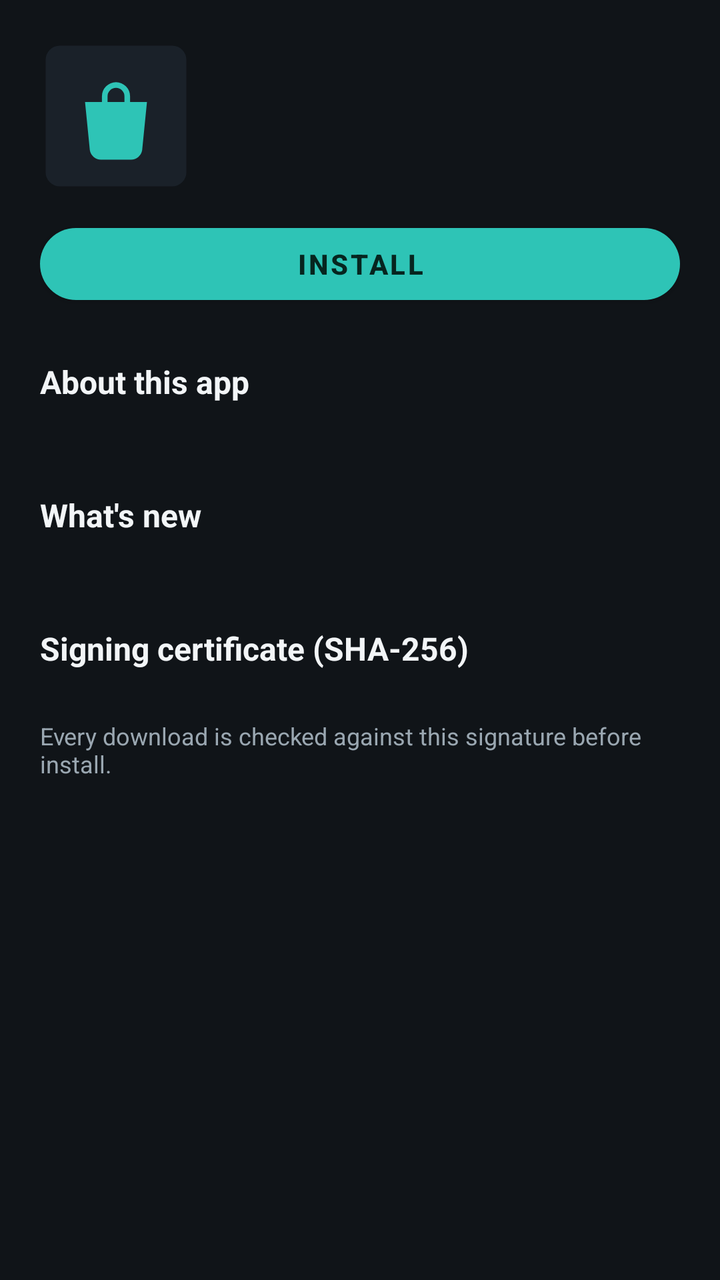
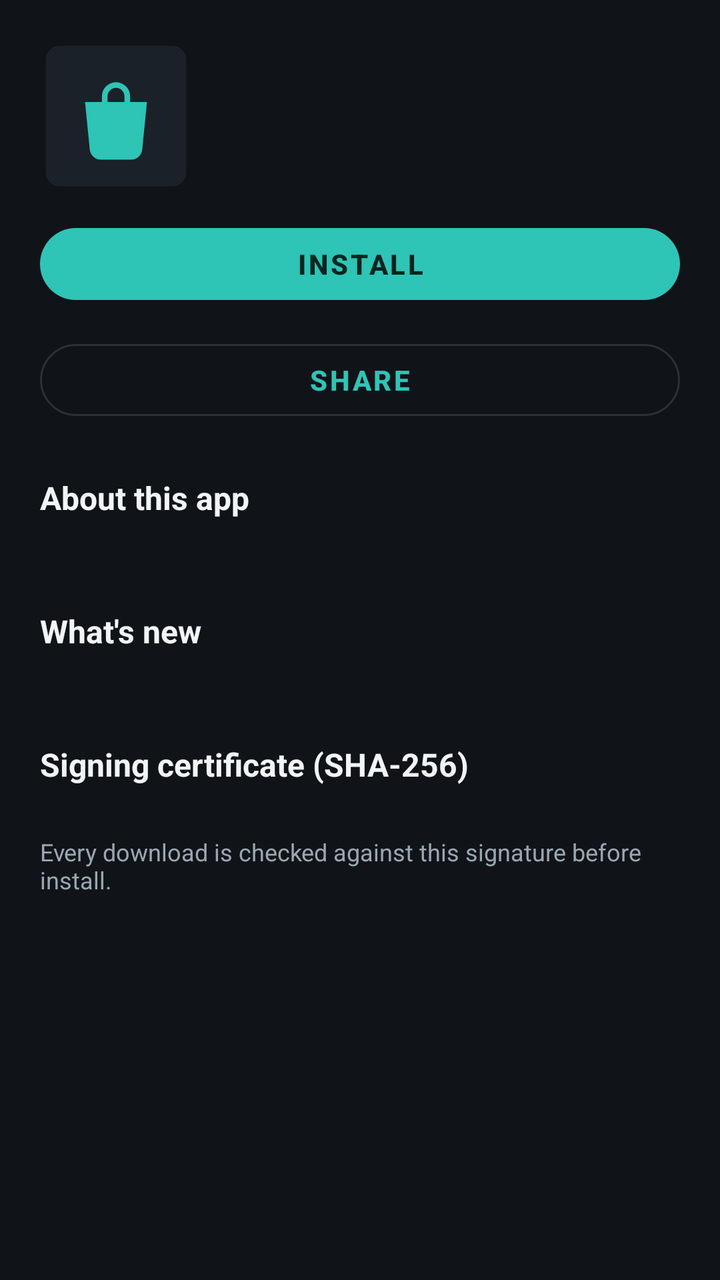

An Android layout rendered at two revisions. The XML below is the earlier revision; the diff shows what the commit changed to produce the second picture.
<!-- AndroidManifest.xml: application theme Theme.MBOXStore -->
<!-- res/layout/activity_detail.xml -->
<?xml version="1.0" encoding="utf-8"?>
<ScrollView xmlns:android="http://schemas.android.com/apk/res/android"
    android:layout_width="match_parent"
    android:layout_height="match_parent"
    android:background="@color/bg">

    <LinearLayout
        android:layout_width="match_parent"
        android:layout_height="wrap_content"
        android:orientation="vertical"
        android:padding="20dp">

        <LinearLayout
            android:layout_width="match_parent"
            android:layout_height="wrap_content"
            android:gravity="center_vertical"
            android:orientation="horizontal">

            <ImageView
                android:id="@+id/icon"
                android:layout_width="76dp"
                android:layout_height="76dp"
                android:contentDescription="@null"
                android:src="@drawable/ic_app_placeholder" />

            <LinearLayout
                android:layout_width="0dp"
                android:layout_height="wrap_content"
                android:layout_marginStart="14dp"
                android:layout_weight="1"
                android:orientation="vertical">

                <TextView
                    android:id="@+id/name"
                    android:layout_width="wrap_content"
                    android:layout_height="wrap_content"
                    android:textColor="@color/text_primary"
                    android:textSize="21sp"
                    android:textStyle="bold" />

                <TextView
                    android:id="@+id/developer"
                    android:layout_width="wrap_content"
                    android:layout_height="wrap_content"
                    android:layout_marginTop="2dp"
                    android:textColor="@color/accent"
                    android:textSize="14sp" />

                <TextView
                    android:id="@+id/meta"
                    android:layout_width="wrap_content"
                    android:layout_height="wrap_content"
                    android:layout_marginTop="2dp"
                    android:textColor="@color/text_secondary"
                    android:textSize="13sp" />
            </LinearLayout>
        </LinearLayout>

        <TextView
            android:id="@+id/price"
            android:layout_width="wrap_content"
            android:layout_height="wrap_content"
            android:layout_marginTop="14dp"
            android:textColor="@color/accent"
            android:textSize="17sp"
            android:textStyle="bold"
            android:visibility="gone" />

        <Button
            android:id="@+id/action"
            style="@style/Widget.MBOXStore.ActionButton"
            android:layout_width="match_parent"
            android:layout_height="wrap_content"
            android:layout_marginTop="12dp"
            android:text="Install" />

        <Button
            android:id="@+id/supportBtn"
            style="@style/Widget.MBOXStore.SecondaryButton"
            android:layout_width="match_parent"
            android:layout_height="wrap_content"
            android:layout_marginTop="10dp"
            android:text="Support the developer"
            android:visibility="gone" />

        <LinearLayout
            android:id="@+id/iapBox"
            android:layout_width="match_parent"
            android:layout_height="wrap_content"
            android:layout_marginTop="20dp"
            android:orientation="vertical"
            android:visibility="gone">

            <TextView
                android:layout_width="wrap_content"
                android:layout_height="wrap_content"
                android:text="In-app purchases"
                android:textColor="@color/text_primary"
                android:textSize="16sp"
                android:textStyle="bold" />

            <LinearLayout
                android:id="@+id/iapRows"
                android:layout_width="match_parent"
                android:layout_height="wrap_content"
                android:layout_marginTop="6dp"
                android:orientation="vertical" />
        </LinearLayout>

        <ProgressBar
            android:id="@+id/progress"
            style="?android:attr/progressBarStyleHorizontal"
            android:layout_width="match_parent"
            android:layout_height="wrap_content"
            android:layout_marginTop="12dp"
            android:max="100"
            android:visibility="gone" />

        <Button
            android:id="@+id/cancel"
            style="@style/Widget.MBOXStore.SecondaryButton"
            android:layout_width="match_parent"
            android:layout_height="wrap_content"
            android:layout_marginTop="10dp"
            android:text="Cancel download"
            android:visibility="gone" />

        <TextView
            android:id="@+id/status"
            android:layout_width="wrap_content"
            android:layout_height="wrap_content"
            android:layout_marginTop="10dp"
            android:textColor="@color/text_secondary"
            android:textSize="13sp"
            android:visibility="gone" />

        <LinearLayout
            android:id="@+id/shotsBox"
            android:layout_width="match_parent"
            android:layout_height="wrap_content"
            android:layout_marginTop="20dp"
            android:orientation="vertical"
            android:visibility="gone">

            <TextView
                android:layout_width="wrap_content"
                android:layout_height="wrap_content"
                android:text="@string/screenshots_title"
                android:textColor="@color/text_primary"
                android:textSize="16sp"
                android:textStyle="bold" />

            <HorizontalScrollView
                android:layout_width="match_parent"
                android:layout_height="wrap_content"
                android:layout_marginTop="8dp"
                android:scrollbars="none">

                <LinearLayout
                    android:id="@+id/shotsRow"
                    android:layout_width="wrap_content"
                    android:layout_height="wrap_content"
                    android:orientation="horizontal" />
            </HorizontalScrollView>
        </LinearLayout>

        <TextView
            android:layout_width="wrap_content"
            android:layout_height="wrap_content"
            android:layout_marginTop="24dp"
            android:text="@string/about_title"
            android:textColor="@color/text_primary"
            android:textSize="16sp"
            android:textStyle="bold" />

        <TextView
            android:id="@+id/description"
            android:layout_width="match_parent"
            android:layout_height="wrap_content"
            android:layout_marginTop="6dp"
            android:textColor="@color/text_primary"
            android:textSize="14sp" />

        <LinearLayout
            android:id="@+id/changelogBox"
            android:layout_width="match_parent"
            android:layout_height="wrap_content"
            android:layout_marginTop="20dp"
            android:orientation="vertical">

            <TextView
                android:layout_width="wrap_content"
                android:layout_height="wrap_content"
                android:text="@string/whats_new"
                android:textColor="@color/text_primary"
                android:textSize="16sp"
                android:textStyle="bold" />

            <TextView
                android:id="@+id/changelog"
                android:layout_width="match_parent"
                android:layout_height="wrap_content"
                android:layout_marginTop="6dp"
                android:textColor="@color/text_secondary"
                android:textSize="14sp" />
        </LinearLayout>

        <LinearLayout
            android:id="@+id/certBox"
            android:layout_width="match_parent"
            android:layout_height="wrap_content"
            android:layout_marginTop="20dp"
            android:orientation="vertical">

            <TextView
                android:layout_width="wrap_content"
                android:layout_height="wrap_content"
                android:text="@string/signature_title"
                android:textColor="@color/text_primary"
                android:textSize="16sp"
                android:textStyle="bold" />

            <TextView
                android:id="@+id/cert"
                android:layout_width="match_parent"
                android:layout_height="wrap_content"
                android:layout_marginTop="6dp"
                android:fontFamily="monospace"
                android:textColor="@color/text_secondary"
                android:textSize="11sp" />

            <TextView
                android:layout_width="match_parent"
                android:layout_height="wrap_content"
                android:layout_marginTop="4dp"
                android:text="@string/signature_note"
                android:textColor="@color/text_secondary"
                android:textSize="12sp" />
        </LinearLayout>
    </LinearLayout>
</ScrollView>
<!-- resources referenced by this layout -->
<resources>
  <color name="accent">#2EC4B6</color>
  <color name="bg">#101418</color>
  <color name="text_primary">#F2F5F7</color>
  <color name="text_secondary">#9AA7B1</color>
  <!-- drawable ic_app_placeholder (drawable) -->
  <?xml version="1.0" encoding="utf-8"?>
  <vector xmlns:android="http://schemas.android.com/apk/res/android"
      android:width="52dp"
      android:height="52dp"
      android:viewportWidth="108"
      android:viewportHeight="108">
      <path
          android:fillColor="#1A2129"
          android:pathData="M14,4 h80 a10,10 0 0 1 10,10 v80 a10,10 0 0 1 -10,10 h-80 a10,10 0 0 1 -10,-10 v-80 a10,10 0 0 1 10,-10 z" />
      <path
          android:fillColor="#2EC4B6"
          android:pathData="M54,30 a10,10 0 0 1 10,10 v4 h-4 v-4 a6,6 0 0 0 -12,0 v4 h-4 v-4 a10,10 0 0 1 10,-10 z M32,44 h44 l-3.4,34.2 A8,8 0 0 1 64.6,85 H43.4 a8,8 0 0 1 -8,-6.8 z" />
  </vector>
  <string name="about_title">About this app</string>
  <string name="screenshots_title">Screenshots</string>
  <string name="signature_note">Every download is checked against this signature before install.</string>
  <string name="signature_title">Signing certificate (SHA-256)</string>
  <string name="whats_new">What\'s new</string>
  <style name="Widget.MBOXStore.ActionButton" parent="Widget.MaterialComponents.Button">
          <item name="android:textSize">14sp</item>
          <item name="android:textStyle">bold</item>
          <item name="cornerRadius">20dp</item>
          <item name="android:paddingStart">18dp</item>
          <item name="android:paddingEnd">18dp</item>
      </style>
  <style name="Widget.MBOXStore.SecondaryButton" parent="Widget.MaterialComponents.Button.OutlinedButton">
          <item name="android:textSize">14sp</item>
          <item name="android:textStyle">bold</item>
          <item name="cornerRadius">20dp</item>
          <item name="android:paddingStart">18dp</item>
          <item name="android:paddingEnd">18dp</item>
      </style>
  <style name="Theme.MBOXStore" parent="Theme.MaterialComponents.NoActionBar">
          <item name="colorPrimary">@color/accent</item>
          <item name="colorPrimaryVariant">@color/accent_dark</item>
          <item name="colorOnPrimary">#06251F</item>
          <item name="colorSurface">@color/surface</item>
          <item name="colorOnSurface">@color/text_primary</item>
          <item name="android:windowBackground">@color/bg</item>
          <item name="android:statusBarColor">@color/bg</item>
          <item name="android:navigationBarColor">@color/bg</item>
      </style>
  <color name="accent_dark">#1F8A80</color>
  <color name="surface">#1A2129</color>
</resources>

<!-- the commit's change to res/layout/activity_detail.xml (unified diff, before → after) -->
@@ -75,6 +75,14 @@
             android:text="Install" />
 
         <Button
+            android:id="@+id/shareBtn"
+            style="@style/Widget.MBOXStore.SecondaryButton"
+            android:layout_width="match_parent"
+            android:layout_height="wrap_content"
+            android:layout_marginTop="10dp"
+            android:text="Share" />
+
+        <Button
             android:id="@+id/supportBtn"
             style="@style/Widget.MBOXStore.SecondaryButton"
             android:layout_width="match_parent"
